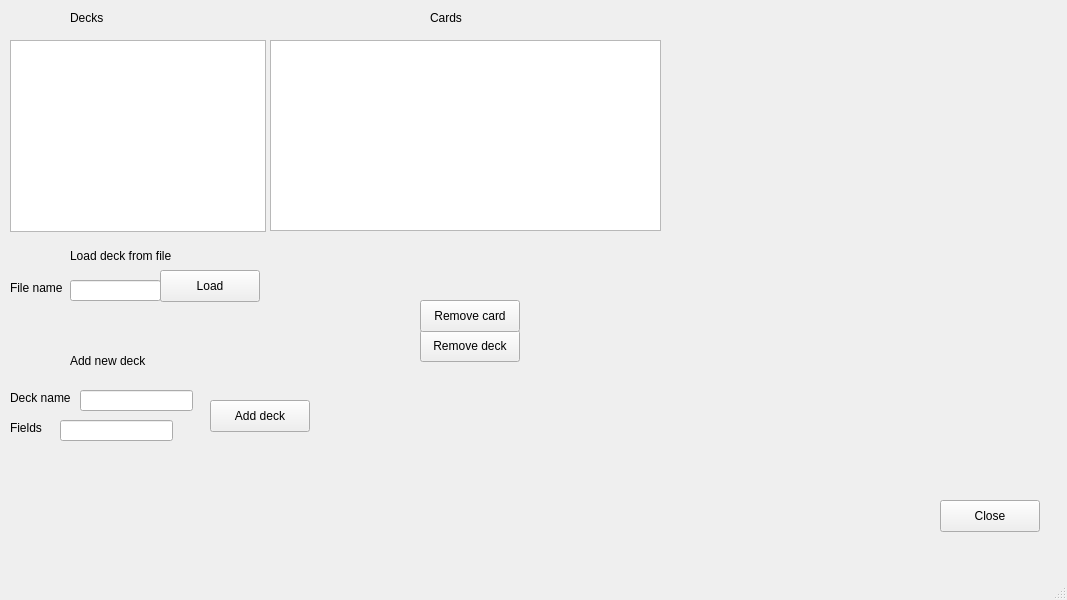
Qt form student/07/flashcards_gui/mainwindow.ui (suvikristiin/programming3) before a commit.
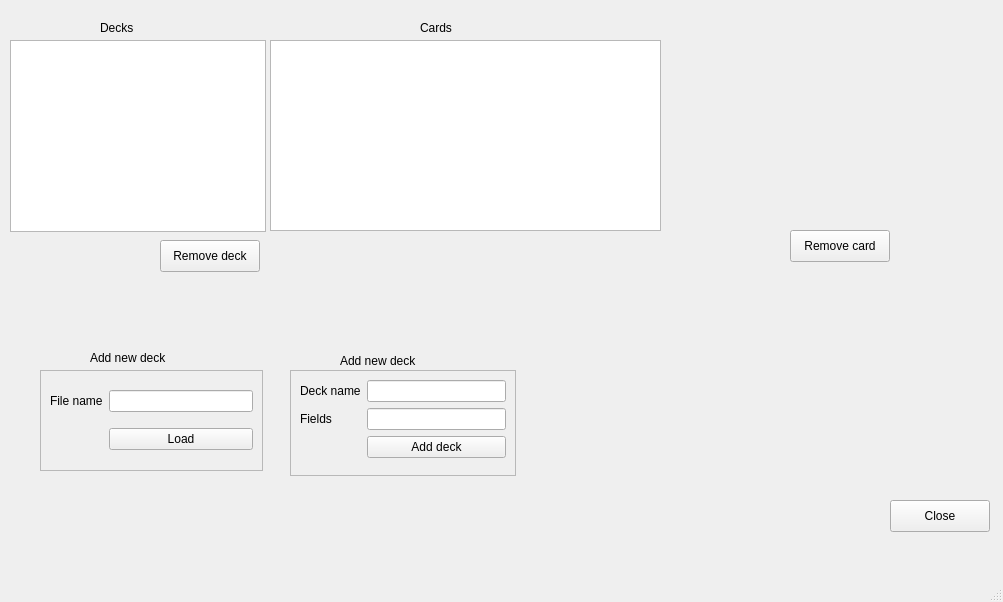
The same form after that commit.

Diff of the .ui file:
```diff
--- a/student/07/flashcards_gui/mainwindow.ui
+++ b/student/07/flashcards_gui/mainwindow.ui
@@ -6,19 +6,25 @@
    <rect>
     <x>0</x>
     <y>0</y>
-    <width>1067</width>
-    <height>600</height>
+    <width>1003</width>
+    <height>602</height>
    </rect>
   </property>
   <property name="windowTitle">
    <string>MainWindow</string>
   </property>
   <widget class="QWidget" name="centralwidget">
+   <property name="minimumSize">
+    <size>
+     <width>1003</width>
+     <height>551</height>
+    </size>
+   </property>
    <widget class="QLabel" name="label">
     <property name="geometry">
      <rect>
-      <x>70</x>
-      <y>10</y>
+      <x>100</x>
+      <y>20</y>
       <width>58</width>
       <height>16</height>
      </rect>
@@ -30,8 +36,8 @@
    <widget class="QLabel" name="label_2">
     <property name="geometry">
      <rect>
-      <x>430</x>
-      <y>10</y>
+      <x>420</x>
+      <y>20</y>
       <width>58</width>
       <height>16</height>
      </rect>
@@ -40,88 +46,6 @@
      <string>Cards</string>
     </property>
    </widget>
-   <widget class="QPushButton" name="addDeckPushButton">
-    <property name="geometry">
-     <rect>
-      <x>210</x>
-      <y>400</y>
-      <width>100</width>
-      <height>32</height>
-     </rect>
-    </property>
-    <property name="text">
-     <string>Add deck</string>
-    </property>
-   </widget>
-   <widget class="QPushButton" name="loadFileButton">
-    <property name="geometry">
-     <rect>
-      <x>160</x>
-      <y>270</y>
-      <width>100</width>
-      <height>32</height>
-     </rect>
-    </property>
-    <property name="text">
-     <string>Load</string>
-    </property>
-   </widget>
-   <widget class="QLabel" name="label_3">
-    <property name="geometry">
-     <rect>
-      <x>70</x>
-      <y>240</y>
-      <width>151</width>
-      <height>31</height>
-     </rect>
-    </property>
-    <property name="text">
-     <string>Load deck from file</string>
-    </property>
-   </widget>
-   <widget class="QLineEdit" name="fileNameEdit">
-    <property name="geometry">
-     <rect>
-      <x>70</x>
-      <y>280</y>
-      <width>91</width>
-      <height>21</height>
-     </rect>
-    </property>
-   </widget>
-   <widget class="QLabel" name="label_4">
-    <property name="geometry">
-     <rect>
-      <x>70</x>
-      <y>350</y>
-      <width>111</width>
-      <height>21</height>
-     </rect>
-    </property>
-    <property name="text">
-     <string>Add new deck</string>
-    </property>
-   </widget>
-   <widget class="QLineEdit" name="deckNameLineEdit">
-    <property name="geometry">
-     <rect>
-      <x>80</x>
-      <y>390</y>
-      <width>113</width>
-      <height>21</height>
-     </rect>
-    </property>
-   </widget>
-   <widget class="QLineEdit" name="deckFieldsLineEdit">
-    <property name="geometry">
-     <rect>
-      <x>60</x>
-      <y>420</y>
-      <width>113</width>
-      <height>21</height>
-     </rect>
-    </property>
-   </widget>
    <widget class="QListWidget" name="decksListWidget">
     <property name="geometry">
      <rect>
@@ -142,50 +66,11 @@
      </rect>
     </property>
    </widget>
-   <widget class="QLabel" name="label_5">
-    <property name="geometry">
-     <rect>
-      <x>10</x>
-      <y>390</y>
-      <width>81</width>
-      <height>16</height>
-     </rect>
-    </property>
-    <property name="text">
-     <string>Deck name</string>
-    </property>
-   </widget>
-   <widget class="QLabel" name="label_6">
-    <property name="geometry">
-     <rect>
-      <x>10</x>
-      <y>420</y>
-      <width>58</width>
-      <height>16</height>
-     </rect>
-    </property>
-    <property name="text">
-     <string>Fields</string>
-    </property>
-   </widget>
-   <widget class="QLabel" name="label_7">
-    <property name="geometry">
-     <rect>
-      <x>10</x>
-      <y>280</y>
-      <width>58</width>
-      <height>16</height>
-     </rect>
-    </property>
-    <property name="text">
-     <string>File name</string>
-    </property>
-   </widget>
    <widget class="QPushButton" name="removeDeckPushButton">
     <property name="geometry">
      <rect>
-      <x>420</x>
-      <y>330</y>
+      <x>160</x>
+      <y>240</y>
       <width>100</width>
       <height>32</height>
      </rect>
@@ -197,7 +82,7 @@
    <widget class="QLabel" name="infoLabel">
     <property name="geometry">
      <rect>
-      <x>310</x>
+      <x>340</x>
       <y>240</y>
       <width>321</width>
       <height>20</height>
@@ -210,8 +95,8 @@
    <widget class="QPushButton" name="removeCardPushButton">
     <property name="geometry">
      <rect>
-      <x>420</x>
-      <y>300</y>
+      <x>790</x>
+      <y>230</y>
       <width>100</width>
       <height>32</height>
      </rect>
@@ -223,7 +108,7 @@
    <widget class="QPushButton" name="closePushButton">
     <property name="geometry">
      <rect>
-      <x>940</x>
+      <x>890</x>
       <y>500</y>
       <width>100</width>
       <height>32</height>
@@ -233,13 +118,119 @@
      <string>Close</string>
     </property>
    </widget>
+   <widget class="QFrame" name="frame">
+    <property name="geometry">
+     <rect>
+      <x>290</x>
+      <y>370</y>
+      <width>226</width>
+      <height>106</height>
+     </rect>
+    </property>
+    <property name="frameShape">
+     <enum>QFrame::Shape::StyledPanel</enum>
+    </property>
+    <property name="frameShadow">
+     <enum>QFrame::Shadow::Raised</enum>
+    </property>
+    <layout class="QFormLayout" name="formLayout">
+     <item row="0" column="0">
+      <widget class="QLabel" name="label_5">
+       <property name="text">
+        <string>Deck name</string>
+       </property>
+      </widget>
+     </item>
+     <item row="0" column="1">
+      <widget class="QLineEdit" name="deckNameLineEdit"/>
+     </item>
+     <item row="1" column="0">
+      <widget class="QLabel" name="label_6">
+       <property name="text">
+        <string>Fields</string>
+       </property>
+      </widget>
+     </item>
+     <item row="1" column="1">
+      <widget class="QLineEdit" name="deckFieldsLineEdit"/>
+     </item>
+     <item row="2" column="1">
+      <widget class="QPushButton" name="addDeckPushButton">
+       <property name="text">
+        <string>Add deck</string>
+       </property>
+      </widget>
+     </item>
+    </layout>
+   </widget>
+   <widget class="QFrame" name="frame_2">
+    <property name="geometry">
+     <rect>
+      <x>40</x>
+      <y>370</y>
+      <width>223</width>
+      <height>101</height>
+     </rect>
+    </property>
+    <property name="frameShape">
+     <enum>QFrame::Shape::StyledPanel</enum>
+    </property>
+    <property name="frameShadow">
+     <enum>QFrame::Shadow::Raised</enum>
+    </property>
+    <layout class="QGridLayout" name="gridLayout">
+     <item row="0" column="0">
+      <widget class="QLabel" name="label_7">
+       <property name="text">
+        <string>File name</string>
+       </property>
+      </widget>
+     </item>
+     <item row="0" column="1">
+      <widget class="QLineEdit" name="fileNameEdit"/>
+     </item>
+     <item row="1" column="1">
+      <widget class="QPushButton" name="loadFileButton">
+       <property name="text">
+        <string>Load</string>
+       </property>
+      </widget>
+     </item>
+    </layout>
+   </widget>
+   <widget class="QLabel" name="label_3">
+    <property name="geometry">
+     <rect>
+      <x>90</x>
+      <y>350</y>
+      <width>125</width>
+      <height>16</height>
+     </rect>
+    </property>
+    <property name="text">
+     <string>Add new deck</string>
+    </property>
+   </widget>
+   <widget class="QLabel" name="label_4">
+    <property name="geometry">
+     <rect>
+      <x>340</x>
+      <y>350</y>
+      <width>111</width>
+      <height>21</height>
+     </rect>
+    </property>
+    <property name="text">
+     <string>Add new deck</string>
+    </property>
+   </widget>
    <widget class="QWidget" name="cardWidget" native="true">
     <property name="geometry">
      <rect>
-      <x>680</x>
+      <x>670</x>
       <y>40</y>
-      <width>301</width>
-      <height>181</height>
+      <width>311</width>
+      <height>191</height>
      </rect>
     </property>
    </widget>
```
Left out of the diff: 2 changed lines with no effect on the pictures.
